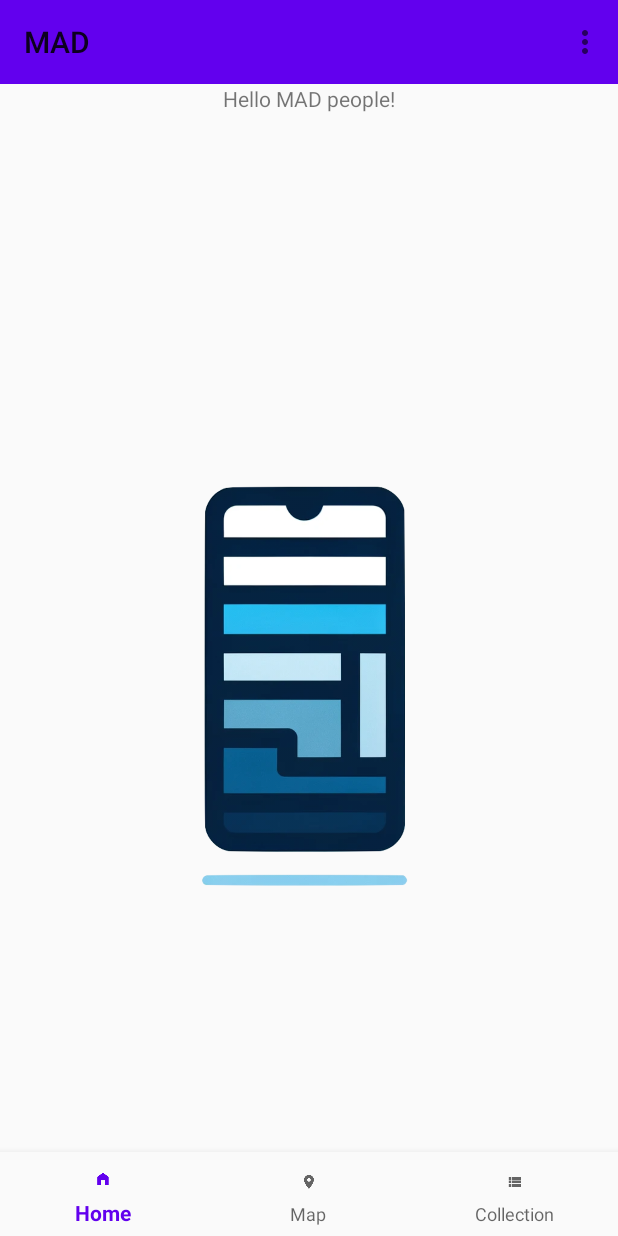
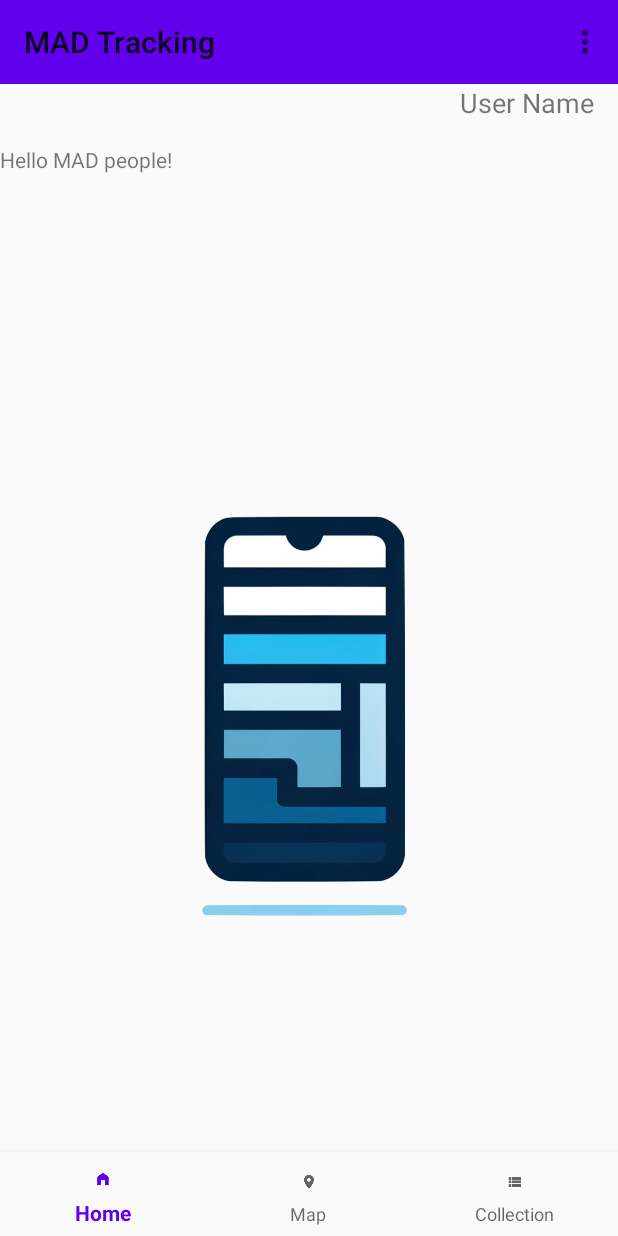
Before and after one commit to btabuenca/HelloWorldKt, an Android app: the screen it shows after launch (MainActivity), on a phone screen of 412 x 824 dp. Run offline under Robolectric (Android 15) with nearby library versions, the phone set to English and light mode, and no system bars; our stand-ins replace Firebase (no records; nobody signed in at launch, a user with empty details on screens opened directly), Room's generated code; libraries missing offline, so code that uses them is left out: com.firebase.ui; 2 statements that could not run were skipped.

Commit message:
Features week 7. Firebase UI and Authentication

```diff
--- a/app/src/main/AndroidManifest.xml
+++ b/app/src/main/AndroidManifest.xml
@@ -44,10 +44,8 @@
             android:exported="true">
             <intent-filter>
                 <action android:name="android.intent.action.MAIN" />
-
                 <category android:name="android.intent.category.LAUNCHER" />
             </intent-filter>
-
             <meta-data
                 android:name="android.app.lib_name"
                 android:value="" />
--- a/app/src/main/java/es/upm/btb/helloworldkt/MainActivity.kt
+++ b/app/src/main/java/es/upm/btb/helloworldkt/MainActivity.kt
@@ -1,7 +1,7 @@
 package es.upm.btb.helloworldkt
 
 import android.Manifest
-import android.content.Context
+import android.app.Activity
 import android.content.pm.PackageManager
 import android.location.Location
 import android.location.LocationListener
@@ -25,6 +25,9 @@ import es.upm.btb.helloworldkt.persistence.room.AppDatabase
 import es.upm.btb.helloworldkt.persistence.room.LocationEntity
 import kotlinx.coroutines.Dispatchers
 import kotlinx.coroutines.launch
+import com.firebase.ui.auth.AuthUI
+import com.firebase.ui.auth.IdpResponse
+import com.google.firebase.auth.FirebaseAuth
 
 
 class MainActivity : AppCompatActivity(), LocationListener {
@@ -32,7 +35,13 @@ class MainActivity : AppCompatActivity(), LocationListener {
     private lateinit var locationManager: LocationManager
     private var latestLocation: Location? = null
     private val locationPermissionCode = 2
-    lateinit var database: AppDatabase
+    private lateinit var database: AppDatabase
+
+    // companion is the same than an static object in java
+    companion object {
+        private const val RC_SIGN_IN = 123
+    }
+
 
     override fun onCreate(savedInstanceState: Bundle?) {
         super.onCreate(savedInstanceState)
@@ -82,7 +91,7 @@ class MainActivity : AppCompatActivity(), LocationListener {
         }
 
         // Location manager init and permisssons
-        locationManager = getSystemService(Context.LOCATION_SERVICE) as LocationManager
+        locationManager = getSystemService(LOCATION_SERVICE) as LocationManager
         if (ActivityCompat.checkSelfPermission(
                 this,
                 Manifest.permission.ACCESS_FINE_LOCATION
@@ -104,6 +113,10 @@ class MainActivity : AppCompatActivity(), LocationListener {
 
         // Room database init
         database = Room.databaseBuilder(applicationContext, AppDatabase::class.java, "coordinates").build()
+
+
+        // Init authentication flow
+        launchSignInFlow()
     }
 
     override fun onRequestPermissionsResult(requestCode: Int, permissions: Array<out String>, grantResults: IntArray) {
@@ -159,7 +172,7 @@ class MainActivity : AppCompatActivity(), LocationListener {
     }
 
     private fun saveUserIdentifier(userIdentifier: String) {
-        val sharedPreferences = this.getSharedPreferences("AppPreferences", Context.MODE_PRIVATE)
+        val sharedPreferences = this.getSharedPreferences("AppPreferences", MODE_PRIVATE)
         sharedPreferences.edit().apply {
             putString("userIdentifier", userIdentifier)
             apply()
@@ -167,7 +180,7 @@ class MainActivity : AppCompatActivity(), LocationListener {
     }
 
     private fun getUserIdentifier(): String? {
-        val sharedPreferences = this.getSharedPreferences("AppPreferences", Context.MODE_PRIVATE)
+        val sharedPreferences = this.getSharedPreferences("AppPreferences", MODE_PRIVATE)
         return sharedPreferences.getString("userIdentifier", null)
     }
 
@@ -182,8 +195,71 @@ class MainActivity : AppCompatActivity(), LocationListener {
                 startActivity(Intent(this, SettingsActivity::class.java))
                 true
             }
+            R.id.action_logout -> {
+                logout()
+                true
+            }
             else -> super.onOptionsItemSelected(item)
         }
     }
 
+    override fun onActivityResult(requestCode: Int, resultCode: Int, data: Intent?) {
+        super.onActivityResult(requestCode, resultCode, data)
+        if (requestCode == RC_SIGN_IN) {
+            val response = IdpResponse.fromResultIntent(data)
+            if (resultCode == Activity.RESULT_OK) {
+                // user login succeeded
+                val user = FirebaseAuth.getInstance().currentUser
+                Toast.makeText(this, R.string.signed_in, Toast.LENGTH_SHORT).show();
+                Log.i(TAG, "onActivityResult " + getString(R.string.signed_in));
+
+            } else {
+                // user login failed
+                Log.e(TAG, "Error starting auth session: ${response?.error?.errorCode}")
+                Toast.makeText(this, R.string.signed_cancelled, Toast.LENGTH_SHORT).show();
+                finish()
+            }
+        }
+    }
+
+    private fun launchSignInFlow() {
+        val providers = arrayListOf(
+            AuthUI.IdpConfig.EmailBuilder().build(),
+            AuthUI.IdpConfig.GoogleBuilder().build()
+        )
+
+        startActivityForResult(
+            AuthUI.getInstance()
+                .createSignInIntentBuilder()
+                .setAvailableProviders(providers)
+                .build(),
+            RC_SIGN_IN
+        )
+    }
+
+    private fun logout() {
+        AuthUI.getInstance()
+            .signOut(this)
+            .addOnCompleteListener {
+                // Restart activity after finishing
+                val intent = Intent(this, MainActivity::class.java)
+                // Clean back stack so that user cannot retake activity after logout
+                intent.flags = Intent.FLAG_ACTIVITY_NEW_TASK or Intent.FLAG_ACTIVITY_CLEAR_TASK
+                startActivity(intent)
+                finish()
+            }
+    }
+
+    private fun updateUIWithUsername() {
+        val user = FirebaseAuth.getInstance().currentUser
+        val userNameTextView: TextView = findViewById(R.id.userNameTextView)
+        user?.let {
+            val name = user.displayName ?: "No Name"
+            userNameTextView.text = "\uD83E\uDD35\u200D♂\uFE0F " + name
+        }
+    }
+    override fun onResume() {
+        super.onResume()
+        updateUIWithUsername()
+    }
 }
--- a/app/src/main/res/layout/activity_main.xml
+++ b/app/src/main/res/layout/activity_main.xml
@@ -14,13 +14,24 @@
             app:layout_constraintTop_toTopOf="parent"/>
 
         <TextView
-            android:id="@+id/mainTextView"
+            android:id="@+id/userNameTextView"
             android:layout_width="wrap_content"
             android:layout_height="wrap_content"
+            android:layout_marginEnd="16dp"
+            android:text="User Name"
+            android:textSize="18sp"
+            app:layout_constraintEnd_toEndOf="parent"
+            app:layout_constraintTop_toBottomOf="@+id/toolbar"/>
+
+        <TextView
+            android:id="@+id/mainTextView"
+            android:layout_width="0dp"
+            android:layout_height="wrap_content"
             android:text="Hello MAD people!"
-            app:layout_constraintTop_toBottomOf="@+id/toolbar"
-            app:layout_constraintLeft_toLeftOf="parent"
-            app:layout_constraintRight_toRightOf="parent" />
+            android:layout_marginTop="16dp"
+            app:layout_constraintTop_toBottomOf="@+id/userNameTextView"
+            app:layout_constraintStart_toStartOf="parent"
+            app:layout_constraintEnd_toEndOf="parent"/>
 
         <ImageView
             android:id="@+id/appIconImageView"
--- a/app/src/main/res/menu/toolbar_menu.xml
+++ b/app/src/main/res/menu/toolbar_menu.xml
@@ -7,4 +7,9 @@
         android:orderInCategory="100"
         android:icon="@mipmap/config_monochrome"
         app:showAsAction="never"/>
+    <item
+        android:id="@+id/action_logout"
+        android:title="Logout"
+        android:orderInCategory="101"
+        app:showAsAction="never"/>
 </menu>
--- a/app/src/main/res/values/strings.xml
+++ b/app/src/main/res/values/strings.xml
@@ -1,8 +1,11 @@
 <resources>
-    <string name="app_name">MAD</string>
+    <string name="app_name">MAD Tracking</string>
     <string name="title_home">Home</string>
     <string name="title_map">Map</string>
     <string name="title_list">Collection</string>
     <string name="title_config">Settings</string>
     <string name="title_activity_settings">SettingsActivity</string>
+    <string name="signed_in">Signed in!</string>
+    <string name="signed_out">Signed out!</string>
+    <string name="signed_cancelled">Signed in cancelled</string>
 </resources>
--- a/gradle.properties
+++ b/gradle.properties
@@ -21,3 +21,5 @@ kotlin.code.style=official
 # resources declared in the library itself and none from the library's dependencies,
 # thereby reducing the size of the R class for that library
 android.nonTransitiveRClass=true
+android.defaults.buildfeatures.buildconfig=true
+android.nonFinalResIds=false
```
Also changed, not shown: app/build.gradle (+13 -6 lines), build.gradle (+4 -3 lines), gradle/wrapper/gradle-wrapper.properties, 1 other file.
